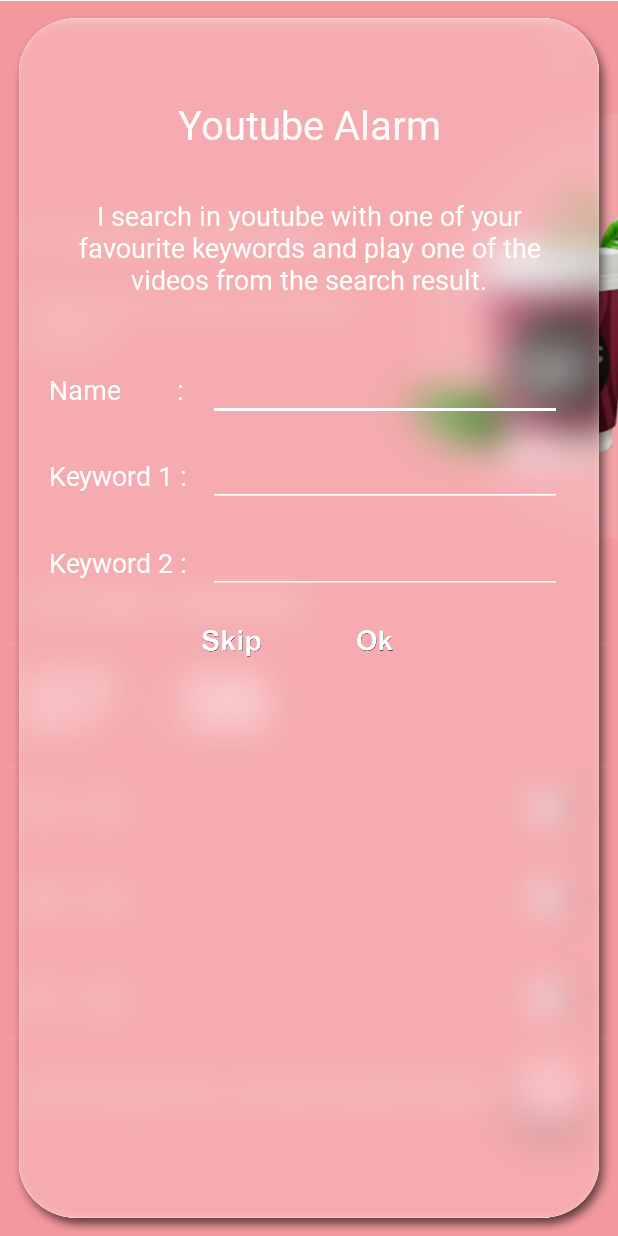
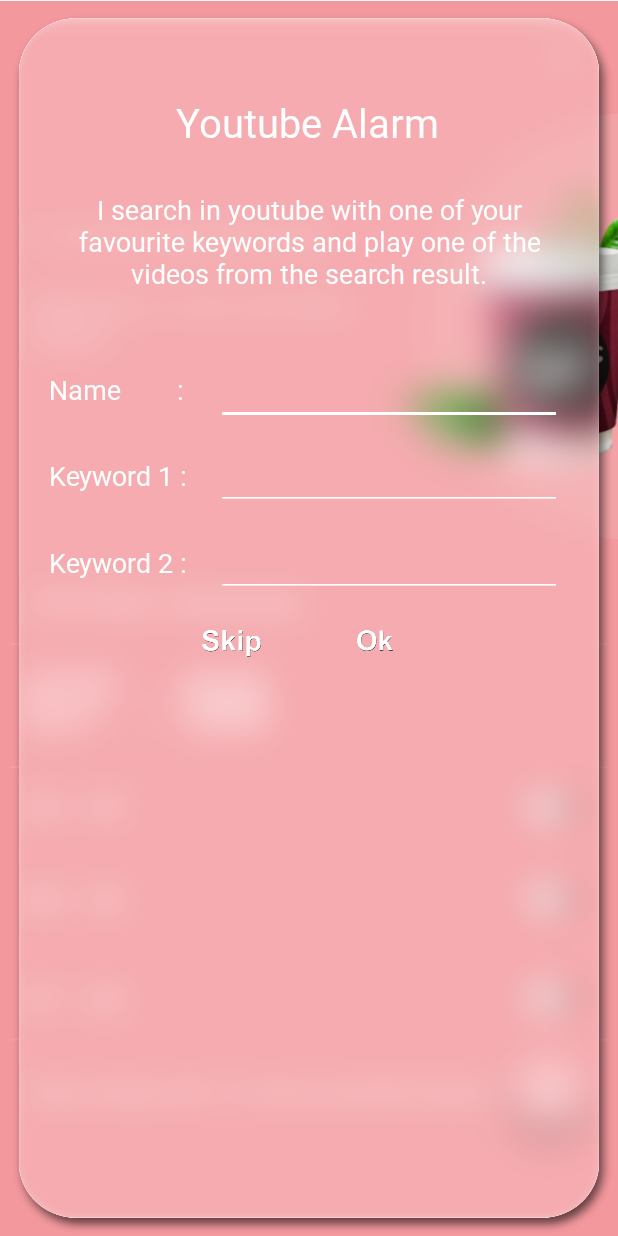
Before and after one commit to jersha/Youtube-Alarm-2, an Android app: the screen it shows after launch (Main1), on a phone screen of 412 x 824 dp. Run offline under Robolectric (Android 15) with nearby library versions, the phone set to English and light mode, and no system bars.

Commit message:
layout bug fix

```diff
--- a/app/src/main/res/layout/activity_main.xml
+++ b/app/src/main/res/layout/activity_main.xml
@@ -5,6 +5,15 @@
     android:id="@+id/main_layout"
     android:layout_width="match_parent"
     android:layout_height="match_parent"
-    android:background="@drawable/page1">
+    android:background="#d63547">
 
+    <ImageView
+        android:id="@+id/imageView"
+        android:layout_width="wrap_content"
+        android:layout_height="wrap_content"
+        android:scaleType="centerInside"
+        app:layout_constraintBottom_toBottomOf="parent"
+        app:layout_constraintStart_toStartOf="parent"
+        app:layout_constraintTop_toTopOf="parent"
+        app:srcCompat="@drawable/page1" />
 </androidx.constraintlayout.widget.ConstraintLayout>
--- a/app/src/main/res/layout/activity_main1.xml
+++ b/app/src/main/res/layout/activity_main1.xml
@@ -5,64 +5,37 @@
     android:id="@+id/main_layout"
     android:layout_width="match_parent"
     android:layout_height="match_parent"
-    android:background="@drawable/a_glass">
-
-    <androidx.constraintlayout.widget.Guideline
-        android:id="@+id/guideline2"
-        android:layout_width="wrap_content"
-        android:layout_height="wrap_content"
-        android:orientation="horizontal"
-        app:layout_constraintGuide_percent="0.08" />
-
-    <androidx.constraintlayout.widget.Guideline
-        android:id="@+id/guideline8"
-        android:layout_width="wrap_content"
-        android:layout_height="wrap_content"
-        android:orientation="horizontal"
-        app:layout_constraintGuide_percent="0.12" />
+    android:background="#d63547">
 
     <TextView
         android:id="@+id/fg_title"
         android:layout_width="wrap_content"
-        android:layout_height="wrap_content"
+        android:layout_height="0dp"
         android:fontFamily="@font/arial"
         android:text="Youtube Alarm"
         android:textColor="#ffffff"
         android:textSize="12pt"
         android:textStyle="normal"
-        app:layout_constraintBottom_toTopOf="@+id/guideline8"
+        app:layout_constraintBottom_toTopOf="@+id/guideline11"
         app:layout_constraintEnd_toEndOf="parent"
+        app:layout_constraintHorizontal_bias="0.497"
         app:layout_constraintStart_toStartOf="parent"
-        app:layout_constraintTop_toTopOf="@+id/guideline2" />
-
-    <androidx.constraintlayout.widget.Guideline
-        android:id="@+id/guideline21"
-        android:layout_width="wrap_content"
-        android:layout_height="wrap_content"
-        android:orientation="horizontal"
-        app:layout_constraintGuide_percent="0.15" />
-
-    <androidx.constraintlayout.widget.Guideline
-        android:id="@+id/guideline25"
-        android:layout_width="wrap_content"
-        android:layout_height="wrap_content"
-        android:orientation="horizontal"
-        app:layout_constraintGuide_percent="0.25" />
+        app:layout_constraintTop_toBottomOf="@+id/guideline9" />
 
     <TextView
         android:id="@+id/fg_description"
         android:layout_width="wrap_content"
-        android:layout_height="wrap_content"
+        android:layout_height="0dp"
         android:fontFamily="@font/arial"
         android:text="I search in youtube with one of your\nfavourite keywords and play one of the\nvideos from the search result."
         android:textAlignment="center"
         android:textColor="#ffffff"
         android:textSize="8pt"
         android:textStyle="normal"
-        app:layout_constraintBottom_toTopOf="@+id/guideline25"
+        app:layout_constraintBottom_toTopOf="@+id/guideline8"
         app:layout_constraintEnd_toEndOf="parent"
         app:layout_constraintStart_toStartOf="parent"
-        app:layout_constraintTop_toTopOf="@+id/guideline21" />
+        app:layout_constraintTop_toBottomOf="@+id/guideline2" />
 
     <androidx.constraintlayout.widget.Guideline
         android:id="@+id/guideline26"
@@ -74,15 +47,16 @@
     <TextView
         android:id="@+id/fg_name"
         android:layout_width="wrap_content"
-        android:layout_height="wrap_content"
+        android:layout_height="0dp"
         android:fontFamily="@font/arial"
         android:text="Name        :"
         android:textAlignment="center"
         android:textColor="#ffffff"
         android:textSize="8pt"
         android:textStyle="normal"
-        app:layout_constraintStart_toStartOf="@+id/guideline33"
-        app:layout_constraintTop_toTopOf="@+id/guideline26" />
+        app:layout_constraintBottom_toTopOf="@+id/guideline21"
+        app:layout_constraintStart_toEndOf="@+id/guideline33"
+        app:layout_constraintTop_toBottomOf="@+id/guideline26" />
 
     <androidx.constraintlayout.widget.Guideline
         android:id="@+id/guideline27"
@@ -101,13 +75,14 @@
     <TextView
         android:id="@+id/fg_kw1"
         android:layout_width="wrap_content"
-        android:layout_height="wrap_content"
+        android:layout_height="0dp"
         android:fontFamily="@font/arial"
         android:text="Keyword 1 :"
         android:textAlignment="center"
         android:textColor="#ffffff"
         android:textSize="8pt"
         android:textStyle="normal"
+        app:layout_constraintBottom_toTopOf="@+id/guideline54"
         app:layout_constraintStart_toStartOf="@+id/guideline33"
         app:layout_constraintTop_toTopOf="@+id/guideline28" />
 
@@ -128,14 +103,15 @@
     <TextView
         android:id="@+id/fg_kw2"
         android:layout_width="wrap_content"
-        android:layout_height="wrap_content"
+        android:layout_height="0dp"
         android:fontFamily="@font/arial"
         android:text="Keyword 2 :"
         android:textAlignment="center"
         android:textColor="#ffffff"
         android:textSize="8pt"
         android:textStyle="normal"
-        app:layout_constraintStart_toStartOf="@+id/guideline33"
+        app:layout_constraintBottom_toTopOf="@+id/guideline55"
+        app:layout_constraintStart_toEndOf="@+id/guideline33"
         app:layout_constraintTop_toTopOf="@+id/guideline30" />
 
     <androidx.constraintlayout.widget.Guideline
@@ -161,9 +137,8 @@
 
     <EditText
         android:id="@+id/fg_name_edit"
-        android:layout_width="236dp"
+        android:layout_width="0dp"
         android:layout_height="wrap_content"
-        android:layout_marginBottom="8dp"
         android:backgroundTint="#ffffff"
         android:fontFamily="@font/arial"
         android:inputType="textPersonName"
@@ -171,13 +146,14 @@
         android:textColorHint="#ffffff"
         android:textSize="8pt"
         app:layout_constraintBottom_toTopOf="@+id/guideline27"
-        app:layout_constraintEnd_toStartOf="@+id/guideline24" />
+        app:layout_constraintEnd_toStartOf="@+id/guideline24"
+        app:layout_constraintStart_toEndOf="@+id/guideline32"
+        app:layout_constraintTop_toBottomOf="@+id/guideline25" />
 
     <EditText
         android:id="@+id/fg_kw1_edit"
-        android:layout_width="236dp"
+        android:layout_width="0dp"
         android:layout_height="wrap_content"
-        android:layout_marginBottom="8dp"
         android:backgroundTint="#ffffff"
         android:fontFamily="@font/arial"
         android:inputType="textPersonName"
@@ -185,13 +161,15 @@
         android:textColorHint="#ffffff"
         android:textSize="8pt"
         app:layout_constraintBottom_toTopOf="@+id/guideline29"
-        app:layout_constraintEnd_toStartOf="@+id/guideline24" />
+        app:layout_constraintEnd_toStartOf="@+id/guideline24"
+        app:layout_constraintHorizontal_bias="0.0"
+        app:layout_constraintStart_toEndOf="@+id/guideline32"
+        app:layout_constraintTop_toBottomOf="@+id/guideline27" />
 
     <EditText
         android:id="@+id/fg_kw2_edit"
-        android:layout_width="236dp"
+        android:layout_width="0dp"
         android:layout_height="wrap_content"
-        android:layout_marginBottom="8dp"
         android:backgroundTint="#ffffff"
         android:fontFamily="@font/arial"
         android:inputType="textPersonName"
@@ -199,7 +177,9 @@
         android:textColorHint="#ffffff"
         android:textSize="8pt"
         app:layout_constraintBottom_toTopOf="@+id/guideline31"
-        app:layout_constraintEnd_toStartOf="@+id/guideline24" />
+        app:layout_constraintEnd_toStartOf="@+id/guideline24"
+        app:layout_constraintStart_toEndOf="@+id/guideline32"
+        app:layout_constraintTop_toBottomOf="@+id/guideline29" />
 
     <androidx.constraintlayout.widget.Guideline
         android:id="@+id/guideline33"
@@ -219,6 +199,7 @@
         android:id="@+id/guideline37"
         android:layout_width="wrap_content"
         android:layout_height="wrap_content"
+        android:background="#d63547"
         android:orientation="horizontal"
         app:layout_constraintGuide_percent="0.51" />
 
@@ -245,6 +226,69 @@
         android:layout_width="wrap_content"
         android:layout_height="wrap_content"
         android:orientation="horizontal"
-        app:layout_constraintGuide_begin="387dp" />
+        app:layout_constraintGuide_percent="0.5294118" />
+
+    <androidx.constraintlayout.widget.Guideline
+        android:id="@+id/guideline9"
+        android:layout_width="wrap_content"
+        android:layout_height="wrap_content"
+        android:orientation="horizontal"
+        app:layout_constraintGuide_percent="0.076607384" />
+
+    <androidx.constraintlayout.widget.Guideline
+        android:id="@+id/guideline11"
+        android:layout_width="wrap_content"
+        android:layout_height="wrap_content"
+        android:orientation="horizontal"
+        app:layout_constraintGuide_percent="0.124487005" />
+
+    <androidx.constraintlayout.widget.Guideline
+        android:id="@+id/guideline2"
+        android:layout_width="wrap_content"
+        android:layout_height="wrap_content"
+        android:orientation="horizontal"
+        app:layout_constraintGuide_percent="0.15458277" />
+
+    <androidx.constraintlayout.widget.Guideline
+        android:id="@+id/guideline8"
+        android:layout_width="wrap_content"
+        android:layout_height="wrap_content"
+        android:orientation="horizontal"
+        app:layout_constraintGuide_percent="0.24623802" />
+
+    <androidx.constraintlayout.widget.Guideline
+        android:id="@+id/guideline21"
+        android:layout_width="wrap_content"
+        android:layout_height="wrap_content"
+        android:orientation="horizontal"
+        app:layout_constraintGuide_percent="0.33242133" />
+
+    <androidx.constraintlayout.widget.Guideline
+        android:id="@+id/guideline25"
+        android:layout_width="wrap_content"
+        android:layout_height="wrap_content"
+        android:orientation="horizontal"
+        app:layout_constraintGuide_percent="0.28180575" />
+
+    <androidx.constraintlayout.widget.Guideline
+        android:id="@+id/guideline53"
+        android:layout_width="wrap_content"
+        android:layout_height="wrap_content"
+        android:orientation="horizontal"
+        app:layout_constraintGuide_percent="0.3502052" />
+
+    <androidx.constraintlayout.widget.Guideline
+        android:id="@+id/guideline54"
+        android:layout_width="wrap_content"
+        android:layout_height="wrap_content"
+        android:orientation="horizontal"
+        app:layout_constraintGuide_percent="0.40218878" />
+
+    <androidx.constraintlayout.widget.Guideline
+        android:id="@+id/guideline55"
+        android:layout_width="wrap_content"
+        android:layout_height="wrap_content"
+        android:orientation="horizontal"
+        app:layout_constraintGuide_percent="0.4746922" />
 
 </androidx.constraintlayout.widget.ConstraintLayout>
```
